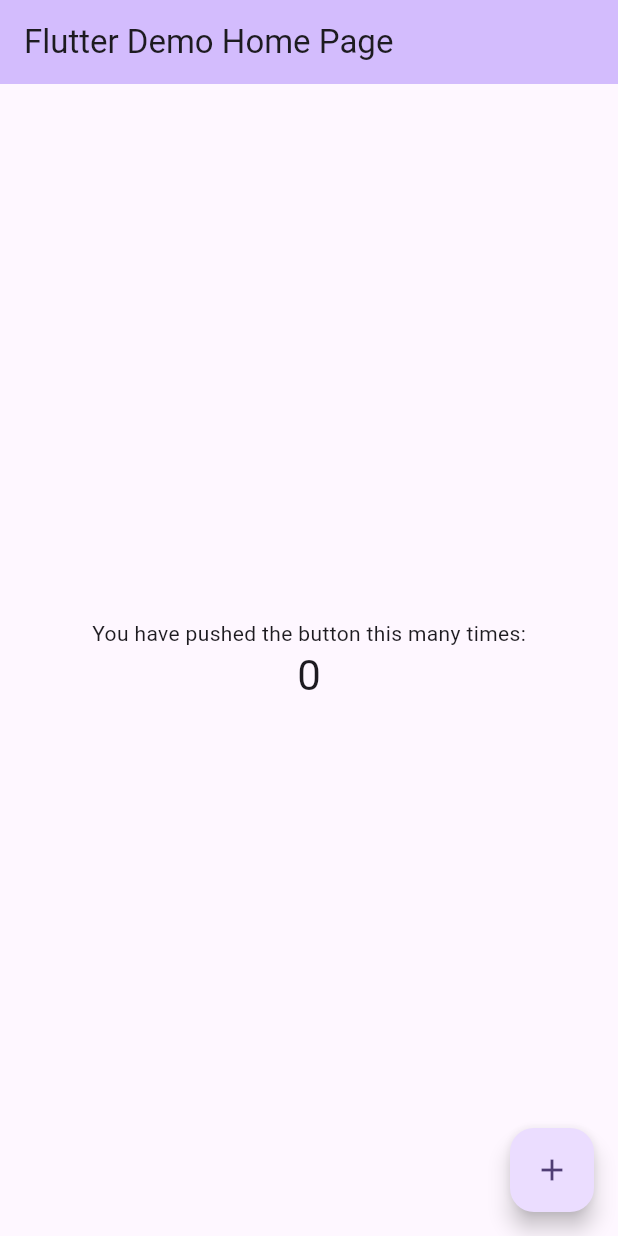
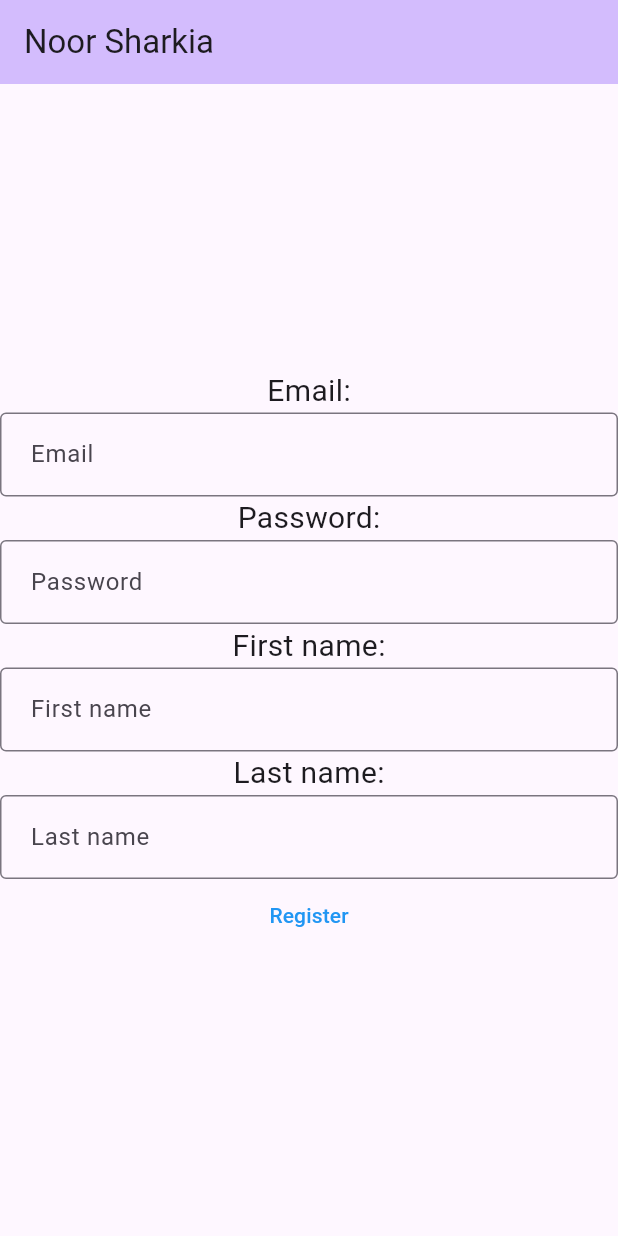
Before and after one commit to noorsharkia1/FinalProject, a Flutter app: the screen it shows after launch, on a phone screen of 412 x 824 dp. Run offline on Flutter 3.47's test engine with Material 3 defaults, Android fonts, the phone set to English and light mode, and no system bars.

Commit message:
mvvm register

```diff
--- a/lib/main.dart
+++ b/lib/main.dart
@@ -7,46 +7,24 @@ void main() {
 class MyApp extends StatelessWidget {
   const MyApp({super.key});
 
-  // This widget is the root of your application.
+
   @override
   Widget build(BuildContext context) {
     return MaterialApp(
-      title: 'Flutter Demo',
+      title: 'Noor Sharkia',
       theme: ThemeData(
-        // This is the theme of your application.
-        //
-        // TRY THIS: Try running your application with "flutter run". You'll see
-        // the application has a purple toolbar. Then, without quitting the app,
-        // try changing the seedColor in the colorScheme below to Colors.green
-        // and then invoke "hot reload" (save your changes or press the "hot
-        // reload" button in a Flutter-supported IDE, or press "r" if you used
-        // the command line to start the app).
-        //
-        // Notice that the counter didn't reset back to zero; the application
-        // state is not lost during the reload. To reset the state, use hot
-        // restart instead.
-        //
-        // This works for code too, not just values: Most code changes can be
-        // tested with just a hot reload.
+
         colorScheme: ColorScheme.fromSeed(seedColor: Colors.deepPurple),
         useMaterial3: true,
       ),
-      home: const MyHomePage(title: 'Flutter Demo Home Page'),
+      home: const MyHomePage(title: 'Noor Sharkia '),
     );
   }
 }
-// noor
+
 class MyHomePage extends StatefulWidget {
   const MyHomePage({super.key, required this.title});
 
-  // This widget is the home page of your application. It is stateful, meaning
-  // that it has a State object (defined below) that contains fields that affect
-  // how it looks.
-
-  // This class is the configuration for the state. It holds the values (in this
-  // case the title) provided by the parent (in this case the App widget) and
-  // used by the build method of the State. Fields in a Widget subclass are
-  // always marked "final".
 
   final String title;
 
@@ -59,67 +37,77 @@ class _MyHomePageState extends State<MyHomePage> {
 
   void _incrementCounter() {
     setState(() {
-      // This call to setState tells the Flutter framework that something has
-      // changed in this State, which causes it to rerun the build method below
-      // so that the display can reflect the updated values. If we changed
-      // _counter without calling setState(), then the build method would not be
-      // called again, and so nothing would appear to happen.
       _counter++;
     });
   }
 
   @override
   Widget build(BuildContext context) {
-    // This method is rerun every time setState is called, for instance as done
-    // by the _incrementCounter method above.
-    //
-    // The Flutter framework has been optimized to make rerunning build methods
-    // fast, so that you can just rebuild anything that needs updating rather
-    // than having to individually change instances of widgets.
     return Scaffold(
       appBar: AppBar(
-        // TRY THIS: Try changing the color here to a specific color (to
-        // Colors.amber, perhaps?) and trigger a hot reload to see the AppBar
-        // change color while the other colors stay the same.
-        backgroundColor: Theme.of(context).colorScheme.inversePrimary,
-        // Here we take the value from the MyHomePage object that was created by
-        // the App.build method, and use it to set our appbar title.
+
+        backgroundColor: Theme
+            .of(context)
+            .colorScheme
+            .inversePrimary,
+
         title: Text(widget.title),
       ),
       body: Center(
-        // Center is a layout widget. It takes a single child and positions it
-        // in the middle of the parent.
+
         child: Column(
-          // Column is also a layout widget. It takes a list of children and
-          // arranges them vertically. By default, it sizes itself to fit its
-          // children horizontally, and tries to be as tall as its parent.
-          //
-          // Column has various properties to control how it sizes itself and
-          // how it positions its children. Here we use mainAxisAlignment to
-          // center the children vertically; the main axis here is the vertical
-          // axis because Columns are vertical (the cross axis would be
-          // horizontal).
-          //
-          // TRY THIS: Invoke "debug painting" (choose the "Toggle Debug Paint"
-          // action in the IDE, or press "p" in the console), to see the
-          // wireframe for each widget.
+
           mainAxisAlignment: MainAxisAlignment.center,
           children: <Widget>[
-            const Text(
-              'You have pushed the button this many times:',
+            Text("Email:", style: TextStyle(fontSize: 20),),
+
+            TextField(
+              decoration: InputDecoration(
+                  border: OutlineInputBorder(),
+                  hintText: ' Email'
+              ),
             ),
-            Text(
-              '$_counter',
-              style: Theme.of(context).textTheme.headlineMedium,
-            ),
-          ],
+
+
+        Text("Password:", style: TextStyle(fontSize: 20),),
+
+        TextField(
+          decoration: InputDecoration(
+              border: OutlineInputBorder(),
+              hintText: ' Password'
+          ),
         ),
+
+
+        Text("First name:", style: TextStyle(fontSize: 20),),
+
+        TextField(
+          decoration: InputDecoration(
+              border: OutlineInputBorder(),
+              hintText: ' First name'
+          ),
+        ),
+
+        Text("Last name:", style: TextStyle(fontSize: 20),),
+
+        TextField(
+          decoration: InputDecoration(
+              border: OutlineInputBorder(),
+              hintText: ' Last name'
+          ),
+        ),
+
+        TextButton(
+          style: ButtonStyle(
+            foregroundColor: MaterialStateProperty.all<Color>(Colors.blue),
+          ),
+          onPressed: () {},
+          child: Text('Register'),
+        ),
+      ],
       ),
-      floatingActionButton: FloatingActionButton(
-        onPressed: _incrementCounter,
-        tooltip: 'Increment',
-        child: const Icon(Icons.add),
-      ), // This trailing comma makes auto-formatting nicer for build methods.
+
+      ),
     );
   }
 }
```
